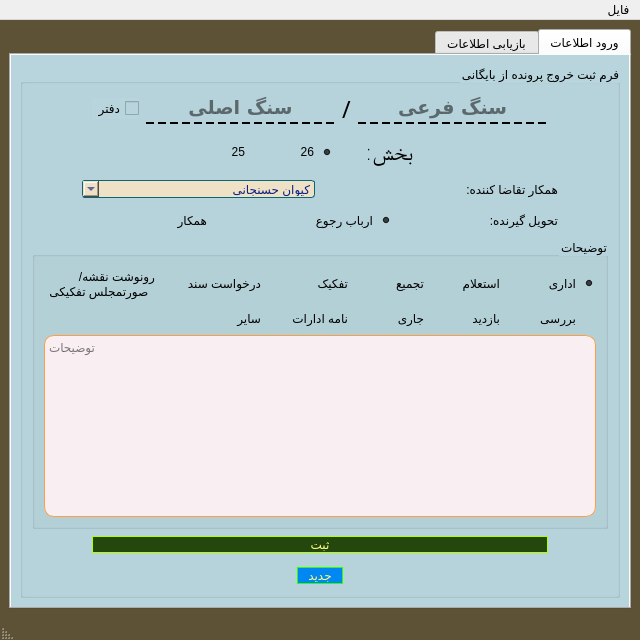
JavadiSaeid/ArchivingSystem_doc, file Baygani.ui: the form before one commit.
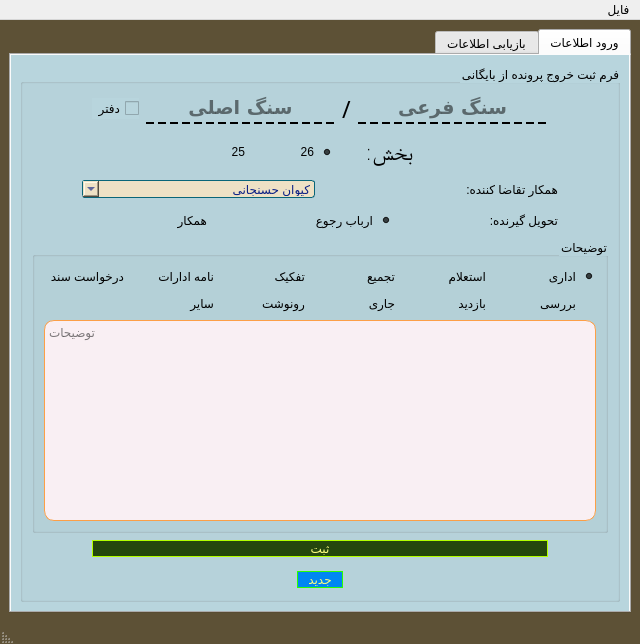
The form after the commit. Icons and pictures are not drawn.

Commit message: eslahat dar ewsme dokme ronevesht dar file ui

What changed in the file:
```diff
--- a/Baygani.ui
+++ b/Baygani.ui
@@ -7,7 +7,7 @@
     <x>0</x>
     <y>0</y>
     <width>630</width>
-    <height>640</height>
+    <height>644</height>
    </rect>
   </property>
   <property name="windowTitle">
@@ -949,20 +949,7 @@
                 </property>
                </widget>
               </item>
-              <item row="1" column="3">
-               <widget class="QRadioButton" name="radioButton_nameEdarat">
-                <property name="toolTip">
-                 <string>  علت درخواست نامه ادارات</string>
-                </property>
-                <property name="statusTip">
-                 <string/>
-                </property>
-                <property name="text">
-                 <string>نامه ادارات</string>
-                </property>
-               </widget>
-              </item>
-              <item row="0" column="4">
+              <item row="0" column="5">
                <widget class="QRadioButton" name="radioButton_darKhastSanad">
                 <property name="toolTip">
                  <string>  علت درخواست درخواست سند</string>
@@ -975,7 +962,20 @@
                 </property>
                </widget>
               </item>
-              <item row="0" column="5">
+              <item row="0" column="4">
+               <widget class="QRadioButton" name="radioButton_nameEdarat">
+                <property name="toolTip">
+                 <string>  علت درخواست نامه ادارات</string>
+                </property>
+                <property name="statusTip">
+                 <string/>
+                </property>
+                <property name="text">
+                 <string>نامه ادارات</string>
+                </property>
+               </widget>
+              </item>
+              <item row="1" column="3">
                <widget class="QRadioButton" name="radioButton_roneveshNaqshe">
                 <property name="minimumSize">
                  <size>
@@ -990,14 +990,10 @@
                  </size>
                 </property>
                 <property name="styleSheet">
-                 <string notr="true">QRadioButton{
-background-color: rgba(0, 0, 0, 0);
-font: 80 11pt &quot;A Arghavan&quot;;
-}</string>
+                 <string notr="true"/>
                 </property>
                 <property name="text">
-                 <string>رونوشت نقشه/
- صورتمجلس تفکیکی </string>
+                 <string>رونوشت</string>
                 </property>
                </widget>
               </item>
```
Left out of the diff: 6 changed lines with no effect on the pictures. The commit also changes 1 other file.
